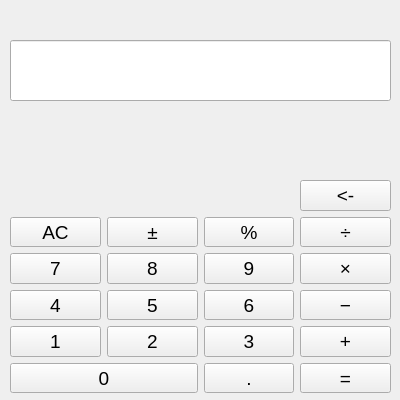
Old version of the form views/BasicPage.ui in the repository Pelfox/tp-calculator.
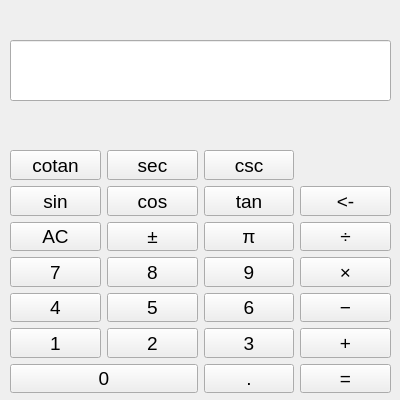
New version of the form.

```diff
--- a/views/BasicPage.ui
+++ b/views/BasicPage.ui
@@ -13,18 +13,95 @@
         <property name="windowTitle">
             <string>BasicPage</string>
         </property>
-        <widget class="QWidget" name="centralwidget">
+  <widget class="QWidget" name="centralwidget" native="true">
+   <property name="geometry">
+    <rect>
+     <x>0</x>
+     <y>0</y>
+     <width>401</width>
+     <height>413</height>
+    </rect>
+   </property>
             <widget class="QWidget" name="gridLayoutWidget">
                 <property name="geometry">
                     <rect>
                         <x>10</x>
-                        <y>180</y>
+      <y>150</y>
                         <width>381</width>
-                        <height>213</height>
+      <height>243</height>
                     </rect>
                 </property>
                 <layout class="QGridLayout" name="gridLayout">
-                    <item row="4" column="1">
+     <item row="6" column="0" colspan="2">
+      <widget class="QPushButton" name="btn0">
+       <property name="font">
+        <font>
+         <pointsize>14</pointsize>
+        </font>
+       </property>
+       <property name="text">
+        <string>0</string>
+       </property>
+       <property name="digit" stdset="0">
+        <number>0</number>
+       </property>
+      </widget>
+     </item>
+     <item row="3" column="1">
+      <widget class="QPushButton" name="btn8">
+       <property name="font">
+        <font>
+         <pointsize>14</pointsize>
+        </font>
+       </property>
+       <property name="text">
+        <string>8</string>
+       </property>
+       <property name="digit" stdset="0">
+        <number>8</number>
+       </property>
+      </widget>
+     </item>
+     <item row="1" column="3">
+      <widget class="QPushButton" name="btnBackspace">
+       <property name="font">
+        <font>
+         <pointsize>14</pointsize>
+        </font>
+       </property>
+       <property name="text">
+        <string>&lt;-</string>
+       </property>
+      </widget>
+     </item>
+     <item row="1" column="2">
+      <widget class="QPushButton" name="btnTan">
+       <property name="font">
+        <font>
+         <pointsize>14</pointsize>
+        </font>
+       </property>
+       <property name="text">
+        <string>tan</string>
+       </property>
+       <property name="type" stdset="0">
+        <number>6</number>
+       </property>
+      </widget>
+     </item>
+     <item row="6" column="2">
+      <widget class="QPushButton" name="btnDot">
+       <property name="font">
+        <font>
+         <pointsize>14</pointsize>
+        </font>
+       </property>
+       <property name="text">
+        <string>.</string>
+       </property>
+      </widget>
+     </item>
+     <item row="5" column="1">
                         <widget class="QPushButton" name="btn2">
                             <property name="font">
                                 <font>
@@ -39,7 +116,7 @@
                             </property>
                         </widget>
                     </item>
-                    <item row="4" column="2">
+     <item row="5" column="2">
                         <widget class="QPushButton" name="btn3">
                             <property name="font">
                                 <font>
@@ -54,34 +131,7 @@
                             </property>
                         </widget>
                     </item>
-                    <item row="1" column="1">
-                        <widget class="QPushButton" name="btnSign">
-                            <property name="font">
-                                <font>
-                                    <pointsize>14</pointsize>
-                                </font>
-                            </property>
-                            <property name="text">
-                                <string>±</string>
-                            </property>
-                        </widget>
-                    </item>
-                    <item row="3" column="3">
-                        <widget class="QPushButton" name="btnMinus">
-                            <property name="font">
-                                <font>
-                                    <pointsize>14</pointsize>
-                                </font>
-                            </property>
-                            <property name="text">
-                                <string>−</string>
-                            </property>
-                            <property name="type" stdset="0">
-                                <number>1</number>
-                            </property>
-                        </widget>
-                    </item>
-                    <item row="4" column="0">
+     <item row="5" column="0">
                         <widget class="QPushButton" name="btn1">
                             <property name="font">
                                 <font>
@@ -96,37 +146,22 @@
                             </property>
                         </widget>
                     </item>
-                    <item row="5" column="0" colspan="2">
-                        <widget class="QPushButton" name="btn0">
+     <item row="2" column="2">
+      <widget class="QPushButton" name="btn10">
                             <property name="font">
                                 <font>
                                     <pointsize>14</pointsize>
                                 </font>
                             </property>
                             <property name="text">
-                                <string>0</string>
+        <string>π</string>
                             </property>
                             <property name="digit" stdset="0">
                                 <number>0</number>
                             </property>
                         </widget>
                     </item>
-                    <item row="3" column="1">
-                        <widget class="QPushButton" name="btn5">
-                            <property name="font">
-                                <font>
-                                    <pointsize>14</pointsize>
-                                </font>
-                            </property>
-                            <property name="text">
-                                <string>5</string>
-                            </property>
-                            <property name="digit" stdset="0">
-                                <number>5</number>
-                            </property>
-                        </widget>
-                    </item>
-                    <item row="5" column="3">
+     <item row="6" column="3">
                         <widget class="QPushButton" name="btnEqual">
                             <property name="font">
                                 <font>
@@ -138,52 +173,7 @@
                             </property>
                         </widget>
                     </item>
-                    <item row="4" column="3">
-                        <widget class="QPushButton" name="btnPlus">
-                            <property name="font">
-                                <font>
-                                    <pointsize>14</pointsize>
-                                </font>
-                            </property>
-                            <property name="text">
-                                <string>+</string>
-                            </property>
-                            <property name="type" stdset="0">
-                                <number>0</number>
-                            </property>
-                        </widget>
-                    </item>
-                    <item row="2" column="3">
-                        <widget class="QPushButton" name="btnMultiply">
-                            <property name="font">
-                                <font>
-                                    <pointsize>14</pointsize>
-                                </font>
-                            </property>
-                            <property name="text">
-                                <string>×</string>
-                            </property>
-                            <property name="type" stdset="0">
-                                <number>2</number>
-                            </property>
-                        </widget>
-                    </item>
                     <item row="2" column="0">
-                        <widget class="QPushButton" name="btn7">
-                            <property name="font">
-                                <font>
-                                    <pointsize>14</pointsize>
-                                </font>
-                            </property>
-                            <property name="text">
-                                <string>7</string>
-                            </property>
-                            <property name="digit" stdset="0">
-                                <number>7</number>
-                            </property>
-                        </widget>
-                    </item>
-                    <item row="1" column="0">
                         <widget class="QPushButton" name="btnAC">
                             <property name="font">
                                 <font>
@@ -195,34 +185,94 @@
                             </property>
                         </widget>
                     </item>
+     <item row="4" column="1">
+      <widget class="QPushButton" name="btn5">
+       <property name="font">
+        <font>
+         <pointsize>14</pointsize>
+        </font>
+       </property>
+       <property name="text">
+        <string>5</string>
+       </property>
+       <property name="digit" stdset="0">
+        <number>5</number>
+       </property>
+      </widget>
+     </item>
+     <item row="3" column="3">
+      <widget class="QPushButton" name="btnMultiply">
+       <property name="font">
+        <font>
+         <pointsize>14</pointsize>
+        </font>
+       </property>
+       <property name="text">
+        <string>×</string>
+       </property>
+       <property name="type" stdset="0">
+        <number>2</number>
+       </property>
+      </widget>
+     </item>
+     <item row="4" column="3">
+      <widget class="QPushButton" name="btnMinus">
+       <property name="font">
+        <font>
+         <pointsize>14</pointsize>
+        </font>
+       </property>
+       <property name="text">
+        <string>−</string>
+       </property>
+       <property name="type" stdset="0">
+        <number>1</number>
+       </property>
+      </widget>
+     </item>
+     <item row="2" column="1">
+      <widget class="QPushButton" name="btnSign">
+       <property name="font">
+        <font>
+         <pointsize>14</pointsize>
+        </font>
+       </property>
+       <property name="text">
+        <string>±</string>
+       </property>
+      </widget>
+     </item>
+     <item row="2" column="3">
+      <widget class="QPushButton" name="btnDivide">
+       <property name="font">
+        <font>
+         <pointsize>14</pointsize>
+        </font>
+       </property>
+       <property name="text">
+        <string>÷</string>
+       </property>
+       <property name="type" stdset="0">
+        <number>3</number>
+       </property>
+      </widget>
+     </item>
                     <item row="3" column="0">
-                        <widget class="QPushButton" name="btn4">
+      <widget class="QPushButton" name="btn7">
                             <property name="font">
                                 <font>
                                     <pointsize>14</pointsize>
                                 </font>
                             </property>
                             <property name="text">
-                                <string>4</string>
+        <string>7</string>
                             </property>
                             <property name="digit" stdset="0">
                                 <number>4</number>
                             </property>
                         </widget>
                     </item>
-                    <item row="1" column="2">
-                        <widget class="QPushButton" name="btnPercent">
-                            <property name="font">
-                                <font>
-                                    <pointsize>14</pointsize>
-                                </font>
-                            </property>
-                            <property name="text">
-                                <string>%</string>
-                            </property>
-                        </widget>
-                    </item>
-                    <item row="2" column="2">
+     <item row="3" column="2">
                         <widget class="QPushButton" name="btn9">
                             <property name="font">
                                 <font>
@@ -237,7 +287,22 @@
                             </property>
                         </widget>
                     </item>
-                    <item row="3" column="2">
+     <item row="5" column="3">
+      <widget class="QPushButton" name="btnPlus">
+       <property name="font">
+        <font>
+         <pointsize>14</pointsize>
+        </font>
+       </property>
+       <property name="text">
+        <string>+</string>
+       </property>
+       <property name="type" stdset="0">
+        <number>0</number>
+       </property>
+      </widget>
+     </item>
+     <item row="4" column="2">
                         <widget class="QPushButton" name="btn6">
                             <property name="font">
                                 <font>
@@ -252,57 +317,93 @@
                             </property>
                         </widget>
                     </item>
-                    <item row="2" column="1">
-                        <widget class="QPushButton" name="btn8">
+     <item row="4" column="0">
+      <widget class="QPushButton" name="btn4">
                             <property name="font">
                                 <font>
                                     <pointsize>14</pointsize>
                                 </font>
                             </property>
                             <property name="text">
-                                <string>8</string>
+        <string>4</string>
                             </property>
                             <property name="digit" stdset="0">
+        <number>4</number>
+       </property>
+      </widget>
+     </item>
+     <item row="0" column="0">
+      <widget class="QPushButton" name="btnCotan">
+       <property name="font">
+        <font>
+         <pointsize>14</pointsize>
+        </font>
+       </property>
+       <property name="text">
+        <string>cotan</string>
+       </property>
+       <property name="type" stdset="0">
+        <number>7</number>
+       </property>
+      </widget>
+     </item>
+     <item row="0" column="1">
+      <widget class="QPushButton" name="btnSec">
+       <property name="font">
+        <font>
+         <pointsize>14</pointsize>
+        </font>
+       </property>
+       <property name="text">
+        <string>sec</string>
+       </property>
+       <property name="type" stdset="0">
                                 <number>8</number>
                             </property>
                         </widget>
                     </item>
-                    <item row="5" column="2">
-                        <widget class="QPushButton" name="btnDot">
+     <item row="0" column="2">
+      <widget class="QPushButton" name="btnCsc">
                             <property name="font">
                                 <font>
                                     <pointsize>14</pointsize>
                                 </font>
                             </property>
                             <property name="text">
-                                <string>.</string>
-                            </property>
-                        </widget>
-                    </item>
-                    <item row="1" column="3">
-                        <widget class="QPushButton" name="btnDivide">
+        <string>csc</string>
+       </property>
+       <property name="type" stdset="0">
+        <number>9</number>
+       </property>
+      </widget>
+     </item>
+     <item row="1" column="1">
+      <widget class="QPushButton" name="btnCos">
                             <property name="font">
                                 <font>
                                     <pointsize>14</pointsize>
                                 </font>
                             </property>
                             <property name="text">
-                                <string>÷</string>
+        <string>cos</string>
                             </property>
                             <property name="type" stdset="0">
                                 <number>3</number>
                             </property>
                         </widget>
                     </item>
-                    <item row="0" column="3">
-                        <widget class="QPushButton" name="btnBackspace">
+     <item row="1" column="0">
+      <widget class="QPushButton" name="btnSin">
                             <property name="font">
                                 <font>
                                     <pointsize>14</pointsize>
                                 </font>
                             </property>
                             <property name="text">
-                                <string>&lt;-</string>
+        <string>sin</string>
+       </property>
+       <property name="type" stdset="0">
+        <number>4</number>
                             </property>
                         </widget>
                     </item>
```
Left out of the diff: 6 changed lines with no effect on the pictures. Lines whose indentation alone changed are shown as unchanged.
